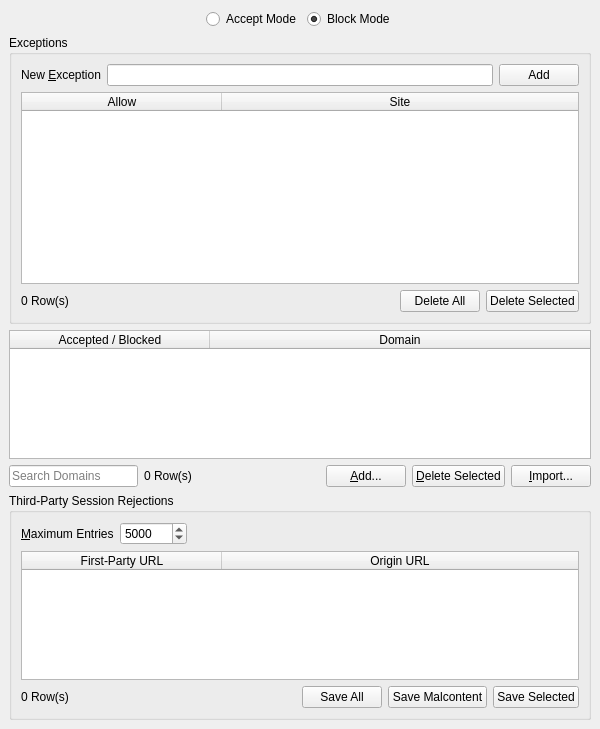
Qt form 2.x/UI/dooble_accepted_or_blocked_domains.ui (textbrowser/dooble) before a commit.
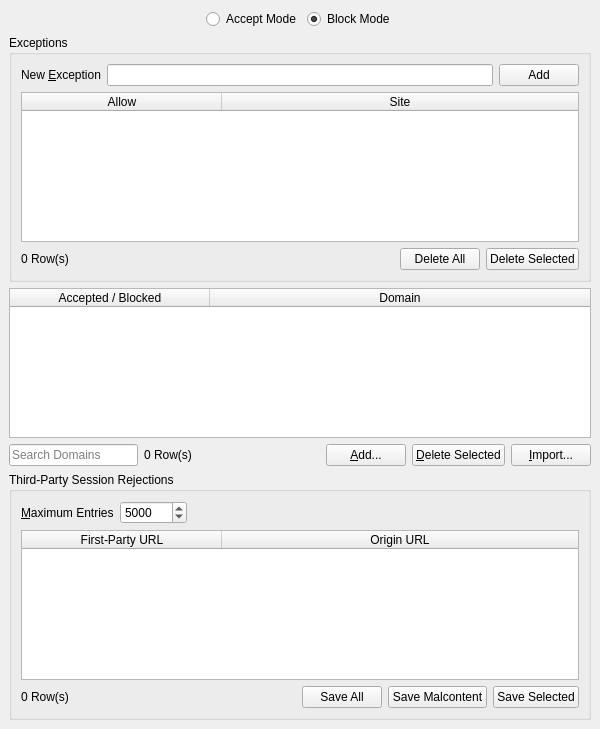
The same form after that commit. Icons and pictures are not drawn. Custom widgets are drawn as their Qt base class.

Commit message: Allow resizing.

Patch:
```diff
--- a/2.x/UI/dooble_accepted_or_blocked_domains.ui
+++ b/2.x/UI/dooble_accepted_or_blocked_domains.ui
@@ -74,12 +74,6 @@
     </item>
     <item>
      <widget class="QGroupBox" name="groupBox">
-      <property name="sizePolicy">
-       <sizepolicy hsizetype="Preferred" vsizetype="Fixed">
-        <horstretch>0</horstretch>
-        <verstretch>0</verstretch>
-       </sizepolicy>
-      </property>
       <property name="title">
        <string>Exceptions</string>
       </property>
```
